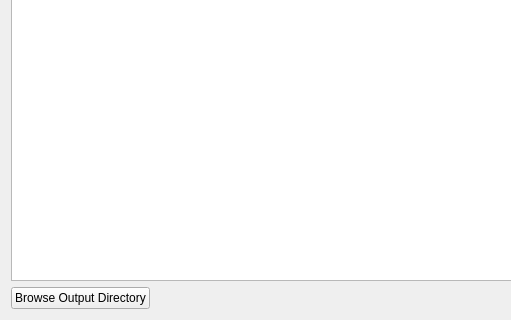
Old version of the form libs/librepcb/editor/project/bomgeneratordialog.ui in the repository LibrePCB/LibrePCB; both pictures show x 0 to 511 and y 280 to 600 of the 800 by 600 pixel window.
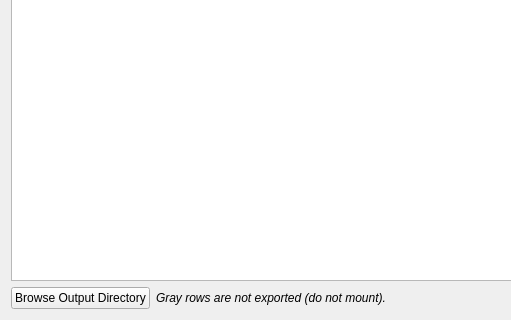
New version of the form.

Commit message: BOM generator dialog: Show parts which are not mounted

```diff
--- a/libs/librepcb/editor/project/bomgeneratordialog.ui
+++ b/libs/librepcb/editor/project/bomgeneratordialog.ui
@@ -83,6 +83,18 @@
        </property>
       </widget>
      </item>
+     <item>
+      <widget class="QLabel" name="lblNote">
+       <property name="font">
+        <font>
+         <italic>true</italic>
+        </font>
+       </property>
+       <property name="text">
+        <string>Gray rows are not exported (do not mount).</string>
+       </property>
+      </widget>
+     </item>
      <item>
       <widget class="QDialogButtonBox" name="buttonBox">
        <property name="orientation">
```
The commit also changes 6 other files.
